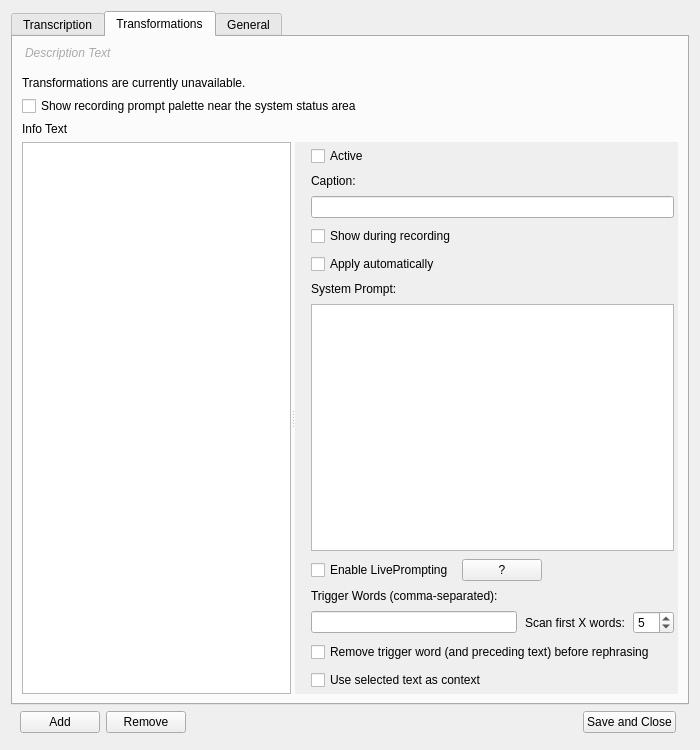
Old version of the form app/resources/main_window.ui in the repository bjspi/WhisperTyper.
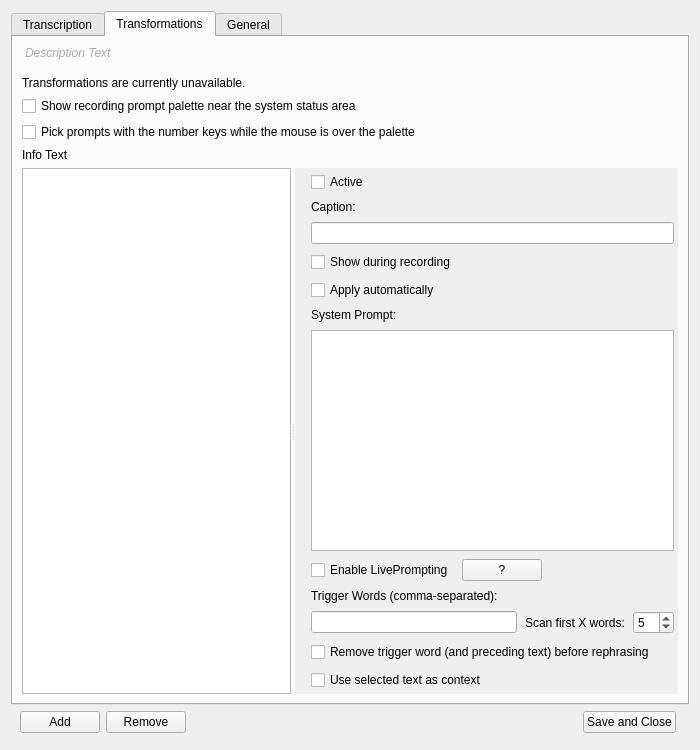
New version of the form. The open tabs and pages were chosen to show the change.

Commit message: feat: pause, drag and number keys on the recording palette; quiet fallback for absent microphones

The edit to the form file:
```diff
--- a/app/resources/main_window.ui
+++ b/app/resources/main_window.ui
@@ -572,6 +572,13 @@
          </property>
         </widget>
        </item>
+       <item>
+        <widget class="QCheckBox" name="recording_prompt_overlay_digit_keys_checkbox">
+         <property name="text">
+          <string>Pick prompts with the number keys while the mouse is over the palette</string>
+         </property>
+        </widget>
+       </item>
        <item>
         <widget class="QLabel" name="transformations_info_label">
          <property name="sizePolicy">
```
The commit also changes 20 other files.
